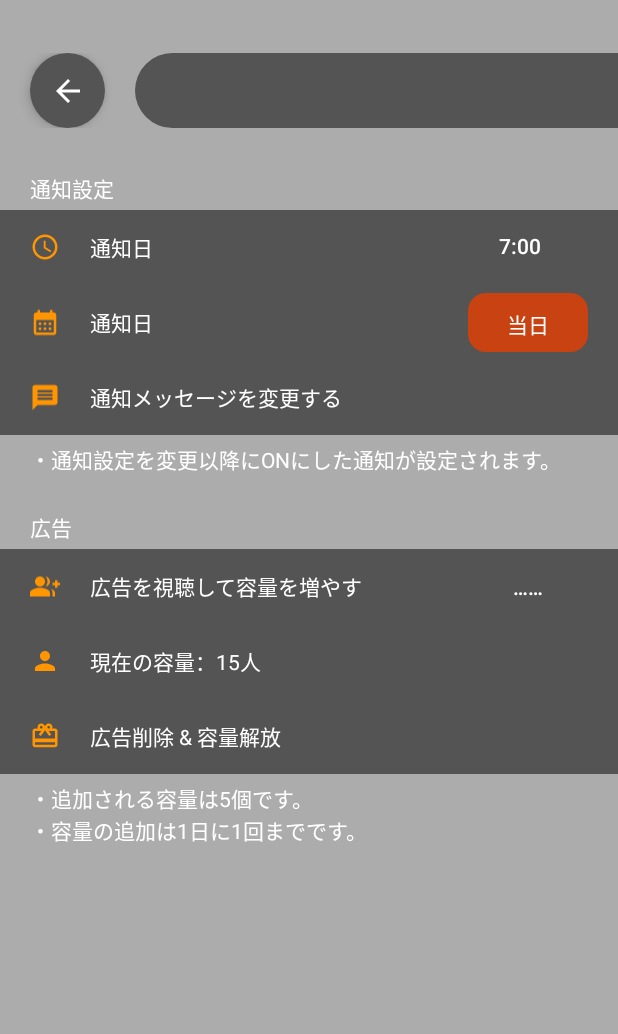
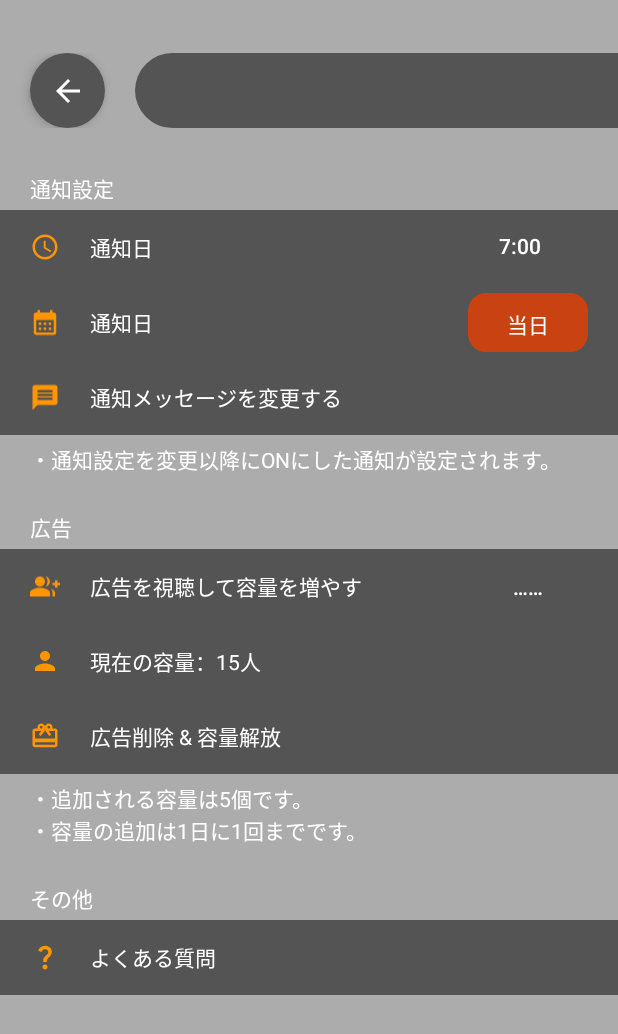
Before and after one commit to amefure/MinnanoTanjyoubi-Android, an Android app built with Jetpack Compose: the screen it shows after launch (MainActivity), after a tap on an icon or button, on a phone screen of 412 x 824 dp. Shown: the top 1034 px of the screen. Run offline under Robolectric (Android 15) with nearby library versions, the phone set to English and light mode, and no system bars; our stand-ins replace AdMob, Dagger/Hilt's generated code, Room's generated code, RxJava; 4 statements that could not run were skipped.

Commit message:
よくある質問画面の実装(Compose)

```diff
--- /dev/null
+++ b/app/src/main/res/drawable/ic_question_mark.xml
@@ -0,0 +1,5 @@
+<vector xmlns:android="http://schemas.android.com/apk/res/android" android:height="24dp" android:tint="#FF9500" android:viewportHeight="24" android:viewportWidth="24" android:width="24dp">
+
+    <path android:fillColor="@android:color/white" android:pathData="M11.07,12.85c0.77,-1.39 2.25,-2.21 3.11,-3.44c0.91,-1.29 0.4,-3.7 -2.18,-3.7c-1.69,0 -2.52,1.28 -2.87,2.34L6.54,6.96C7.25,4.83 9.18,3 11.99,3c2.35,0 3.96,1.07 4.78,2.41c0.7,1.15 1.11,3.3 0.03,4.9c-1.2,1.77 -2.35,2.31 -2.97,3.45c-0.25,0.46 -0.35,0.76 -0.35,2.24h-2.89C10.58,15.22 10.46,13.95 11.07,12.85zM14,20c0,1.1 -0.9,2 -2,2s-2,-0.9 -2,-2c0,-1.1 0.9,-2 2,-2S14,18.9 14,20z"/>
+
+</vector>
--- a/app/src/main/res/layout/fragment_setting.xml
+++ b/app/src/main/res/layout/fragment_setting.xml
@@ -333,6 +333,57 @@
             </LinearLayout>
 
 
+            <LinearLayout
+                android:id="@+id/other_title_layout"
+                android:layout_width="match_parent"
+                android:layout_height="25dp"
+                android:layout_marginTop="24dp"
+                android:orientation="horizontal"
+                app:layout_constraintEnd_toEndOf="parent"
+                app:layout_constraintStart_toStartOf="parent"
+                app:layout_constraintTop_toBottomOf="@+id/notify_desc_layout">
+
+                <TextView
+                    android:id="@+id/other_title"
+                    android:layout_width="0dp"
+                    android:layout_height="wrap_content"
+                    android:layout_marginStart="20dp"
+                    android:layout_weight="1"
+                    android:text="@string/other_setting_title"
+                    android:textColor="@color/white" />
+            </LinearLayout>
+
+            <LinearLayout
+                android:id="@+id/faq_layout"
+                android:layout_width="match_parent"
+                android:layout_height="50dp"
+                android:background="@color/thema_gray_dark"
+                android:orientation="horizontal">
+
+                <ImageView
+                    android:layout_width="20dp"
+                    android:layout_height="20dp"
+                    android:layout_gravity="center"
+                    android:layout_marginStart="20dp"
+                    android:src="@drawable/ic_question_mark"
+                    android:contentDescription="@string/other_setting_faq_label"/>
+
+                <TextView
+                    android:layout_width="200dp"
+                    android:layout_height="wrap_content"
+                    android:layout_gravity="center"
+                    android:layout_marginStart="20dp"
+                    android:text="@string/other_setting_faq_label"
+                    android:textColor="@color/white" />
+
+                <Space
+                    android:layout_width="0dp"
+                    android:layout_height="wrap_content"
+                    android:layout_weight="1" />
+
+            </LinearLayout>
+
+
         </LinearLayout>
 
     </ScrollView>
--- a/app/src/main/res/values/strings.xml
+++ b/app/src/main/res/values/strings.xml
@@ -16,6 +16,9 @@
     <string name="ads_setting_capacity_label">現在の容量：%1$d人</string>
     <string name="ads_setting_desc_label1">・追加される容量は5個です。</string>
     <string name="ads_setting_desc_label2">・容量の追加は1日に1回までです。</string>
+    <string name="other_setting_title">その他</string>
+    <string name="other_setting_faq_label">よくある質問</string>
+
 
     <!-- アプリ内課金画面 -->
     <string name="in_app_billing_title">広告削除 &amp; 容量解放</string>
```
Also changed, not shown: app/src/main/java/com/amefure/minnanotanjyoubi/View/Compose/BackUpperBar.kt (added, +72 -0 lines), app/src/main/java/com/amefure/minnanotanjyoubi/View/Fragment/Setting/FaqFragment.kt (added, +133 -0 lines), app/src/main/java/com/amefure/minnanotanjyoubi/View/Fragment/Setting/SettingFragment.kt (+9 -0 lines).
